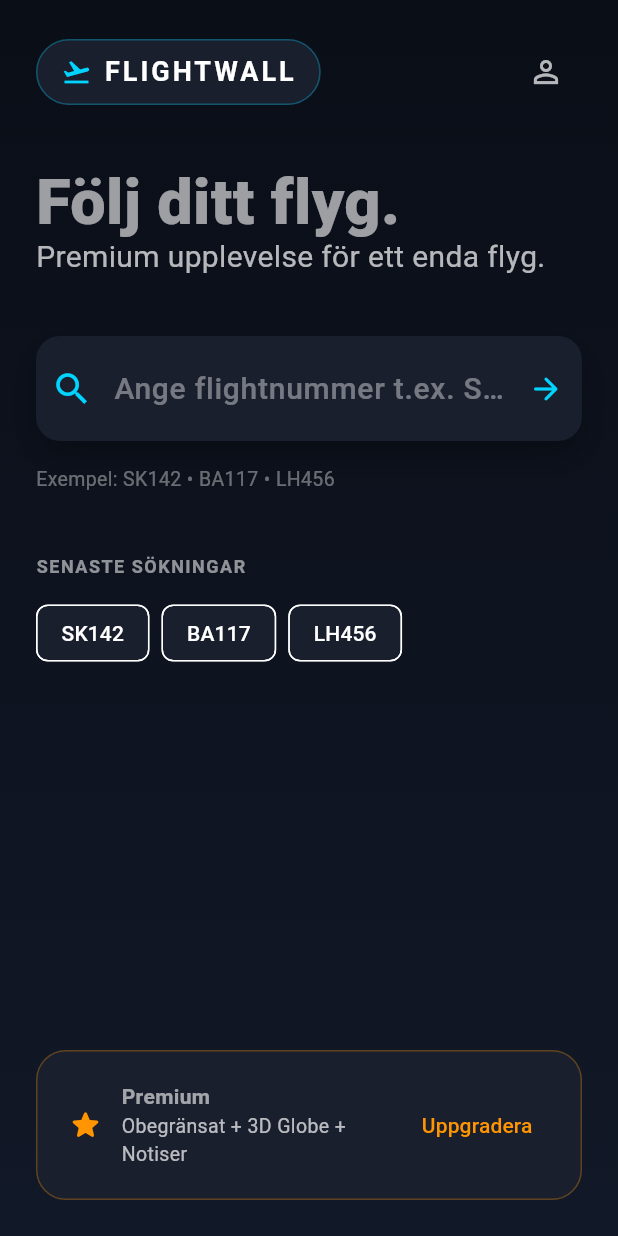
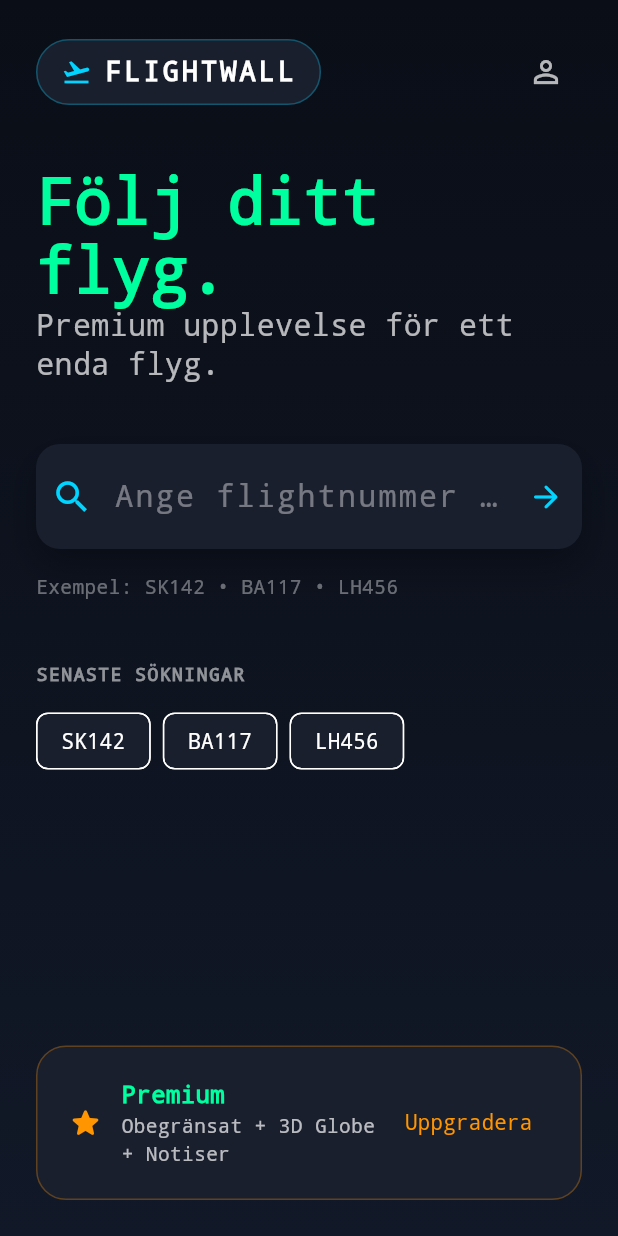
Before and after one commit to tornqvisteliaz-cyber/FlightWall-Mobile, a Flutter app: the screen it shows after launch, on a phone screen of 412 x 824 dp. Run offline on Flutter 3.47's test engine with Material 3 defaults, Android fonts, the light colour scheme and no system bars; our stand-ins replace flutter_map, latlong2; Roboto replaces fonts that are missing (SF Pro Display).

Commit message:
New retro LED airport display style + real OpenSky auth support (client credentials)

```diff
--- a/lib/main.dart
+++ b/lib/main.dart
@@ -22,31 +22,32 @@ class FlightWallApp extends StatelessWidget {
   @override
   Widget build(BuildContext context) {
     return MaterialApp(
-      title: 'FlightWall Mobile',
+      title: 'FlightWall',
       debugShowCheckedModeBanner: false,
       themeMode: ThemeMode.dark,
       darkTheme: ThemeData(
         brightness: Brightness.dark,
-        scaffoldBackgroundColor: const Color(0xFF0A0E17), // Deep dark blue-black like avionics
+        scaffoldBackgroundColor: const Color(0xFF000000),
         colorScheme: const ColorScheme.dark(
-          primary: Color(0xFF00D4FF), // Cyan accent like modern avionics
-          secondary: Color(0xFFFF9500), // Orange for highlights (Tesla-like)
-          surface: Color(0xFF1A1F2E),
+          primary: Color(0xFF00FF9F),
+          secondary: Color(0xFFFF3366),
+          surface: Color(0xFF111111),
         ),
-        fontFamily: 'SF Pro Display', // Apple-like, or use system
+        fontFamily: 'monospace',
         textTheme: const TextTheme(
-          headlineLarge: TextStyle(fontSize: 32, fontWeight: FontWeight.w700, color: Colors.white),
-          headlineMedium: TextStyle(fontSize: 24, fontWeight: FontWeight.w600),
-          bodyLarge: TextStyle(fontSize: 16, color: Colors.white70),
-          bodyMedium: TextStyle(fontSize: 14, color: Colors.white60),
+          headlineLarge: TextStyle(fontSize: 26, fontWeight: FontWeight.w700, color: Color(0xFF00FF9F), letterSpacing: 2),
+          headlineMedium: TextStyle(fontSize: 20, fontWeight: FontWeight.w600, color: Color(0xFF00FF9F)),
+          bodyLarge: TextStyle(fontSize: 18, color: Color(0xFF00FF9F), letterSpacing: 1.5),
+          bodyMedium: TextStyle(fontSize: 16, color: Color(0xFF00FF9F)),
         ),
         cardTheme: CardTheme(
-          color: const Color(0xFF1A1F2E),
-          elevation: 8,
-          shape: RoundedRectangleBorder(borderRadius: BorderRadius.circular(20)),
+          color: const Color(0xFF111111),
+          elevation: 0,
+          shape: RoundedRectangleBorder(borderRadius: BorderRadius.circular(4)),
+          side: BorderSide(color: Color(0xFF00FF9F).withOpacity(0.4), width: 1),
         ),
         appBarTheme: const AppBarTheme(
-          backgroundColor: Colors.transparent,
+          backgroundColor: Colors.black,
           elevation: 0,
           centerTitle: true,
         ),
@@ -56,7 +57,6 @@ class FlightWallApp extends StatelessWidget {
   }
 }
 
-// Simple state management for current flight
 class FlightProvider extends ChangeNotifier {
   Flight? _currentFlight;
   bool _isLoading = false;
@@ -68,18 +68,15 @@ class FlightProvider extends ChangeNotifier {
 
   Future<void> searchFlight(String flightNumber) async {
     if (flightNumber.trim().isEmpty) return;
-
     _isLoading = true;
     notifyListeners();
-
     try {
       final flight = await _service.getFlightByNumber(flightNumber.trim());
       _currentFlight = flight;
     } catch (e) {
-      debugPrint('Error fetching flight: $e');
+      debugPrint('Error: $e');
       _currentFlight = null;
     }
-
     _isLoading = false;
     notifyListeners();
   }
```
